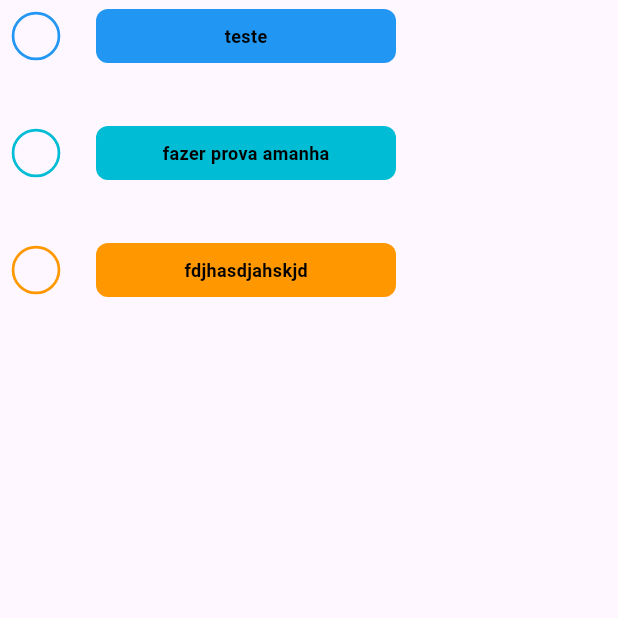
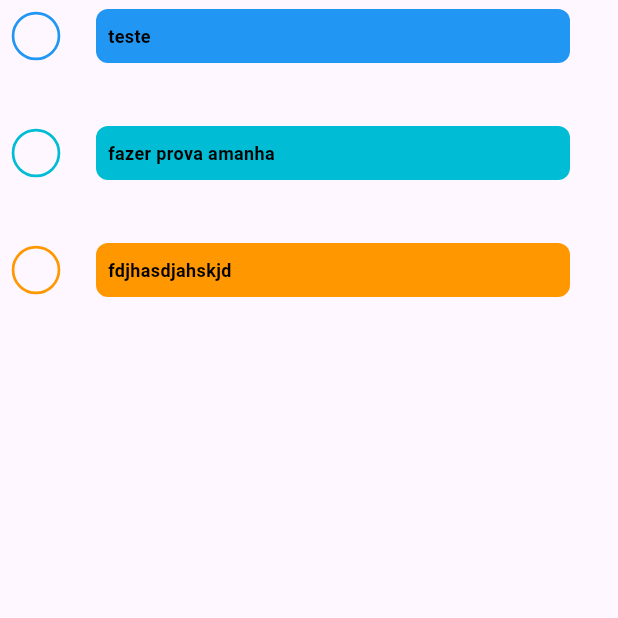
Before and after one commit to BrenoItalo16/todo, a Flutter app: the screen it shows after launch, on a phone screen of 412 x 824 dp, the top half of it. Run offline on Flutter 3.47's test engine with Material 3 defaults, Android fonts, the phone set to English and light mode, and no system bars.

Commit message:
fix: Correção de largura adaptável

```diff
--- a/lib/task.dart
+++ b/lib/task.dart
@@ -19,6 +19,7 @@ class _TaskWidgetState extends State<TaskWidget> {
 
   @override
   Widget build(BuildContext context) {
+    double deviceWidth = MediaQuery.of(context).size.width;
     return Row(
       children: [
         Transform.scale(
@@ -44,9 +45,12 @@ class _TaskWidgetState extends State<TaskWidget> {
             borderRadius: BorderRadius.circular(8),
             color: widget.color,
           ),
-          width: 200,
+          width: deviceWidth - 96,
           height: 36,
-          child: Center(
+          child: Padding(
+            padding: const EdgeInsets.symmetric(horizontal: 8),
+            child: Align(
+              alignment: Alignment.centerLeft,
               child: Text(
                 widget.taskText,
                 style: TextStyle(
@@ -57,6 +61,7 @@ class _TaskWidgetState extends State<TaskWidget> {
               ),
             ),
           ),
+        ),
       ],
     );
   }
```
Lines whose indentation alone changed are shown as unchanged.
